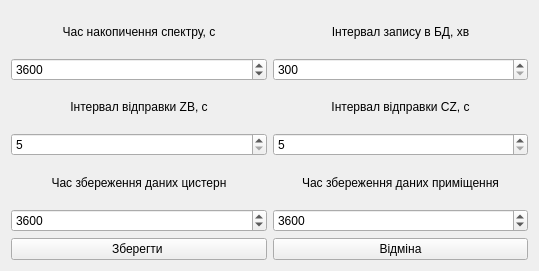
Before: the Qt Designer form _UI/intervals_dialog.ui in Miskiv-Andrew/wroc, drawn with Qt 5.
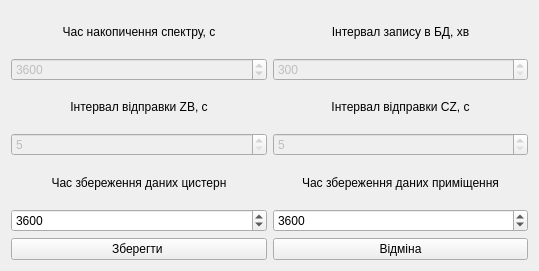
After: the same form once the commit is applied.

The edit to the form file:
```diff
--- a/_UI/intervals_dialog.ui
+++ b/_UI/intervals_dialog.ui
@@ -18,6 +18,9 @@
     <layout class="QGridLayout" name="gridLayout">
      <item row="3" column="0">
       <widget class="QSpinBox" name="spin_zb_interval">
+       <property name="enabled">
+        <bool>false</bool>
+       </property>
        <property name="minimum">
         <number>5</number>
        </property>
@@ -70,6 +73,9 @@
      </item>
      <item row="1" column="0">
       <widget class="QSpinBox" name="spin_spectrum_time">
+       <property name="enabled">
+        <bool>false</bool>
+       </property>
        <property name="minimum">
         <number>60</number>
        </property>
@@ -128,6 +134,9 @@
      </item>
      <item row="3" column="1">
       <widget class="QSpinBox" name="spin_cz_interval">
+       <property name="enabled">
+        <bool>false</bool>
+       </property>
        <property name="minimum">
         <number>5</number>
        </property>
@@ -158,6 +167,9 @@
      </item>
      <item row="1" column="1">
       <widget class="QSpinBox" name="spin_db_interval">
+       <property name="enabled">
+        <bool>false</bool>
+       </property>
        <property name="minimum">
         <number>300</number>
        </property>
```
